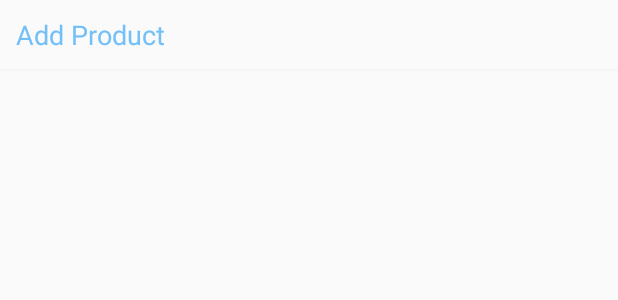
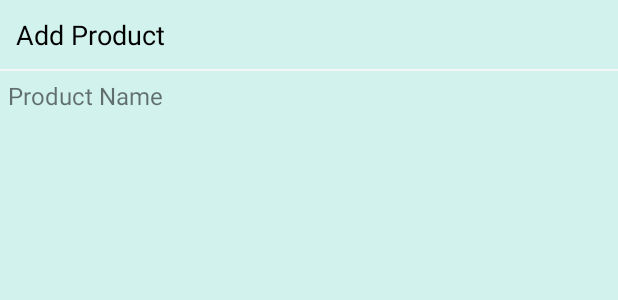
Before and after one commit to vashisthumesh/Fundit, an Android app: the layout activity_add_product.xml on its own in the app's theme, with its tools: preview values and no code run, on a phone screen of 412 x 824 dp. Shown: the top 300 px of the screen. Run offline under Robolectric (Android 15) with nearby library versions, the phone set to English and light mode, and no system bars.

```diff
--- a/app/src/main/java/com/fundit/model/VerifyResponse.java
+++ b/app/src/main/java/com/fundit/model/VerifyResponse.java
@@ -14,6 +14,8 @@ public class VerifyResponse extends AppModel {
     public class VerifyResponseData{
         User User=new User();
         Member Member=new Member();
+        Fundspot Fundspot = new Fundspot();
+        Organization Organization = new Organization();
 
         public com.fundit.model.Member getMember() {
             return Member;
@@ -27,8 +29,6 @@ public class VerifyResponse extends AppModel {
             return Organization;
         }
 
-        Fundspot Fundspot=new Fundspot();
-        Organization Organization= new Organization();
 
         public com.fundit.model.User getUser() {
             return User;
--- a/app/src/main/res/layout/activity_add_product.xml
+++ b/app/src/main/res/layout/activity_add_product.xml
@@ -4,6 +4,7 @@
     xmlns:tools="http://schemas.android.com/tools"
     android:layout_width="match_parent"
     android:layout_height="match_parent"
+    android:background="@color/colorBackground"
     android:orientation="vertical"
     tools:context="com.fundit.fundspot.AddProductActivity">
 
@@ -13,7 +14,7 @@
         android:layout_margin="5dp"
         android:padding="5dp"
         android:text="Add Product"
-        android:textColor="@color/colorPrimary"
+        android:textColor="@color/colorText"
         android:textSize="18sp"/>
 
     <View
@@ -21,5 +22,12 @@
         android:layout_height="1dp"
         android:background="@color/lightGrey200"/>
 
+    <TextView
+        android:layout_width="wrap_content"
+        android:layout_height="wrap_content"
+        android:padding="5dp"
+        android:text="Product Name"
+        android:textSize="16sp"/>
+
 
 </LinearLayout>
```
